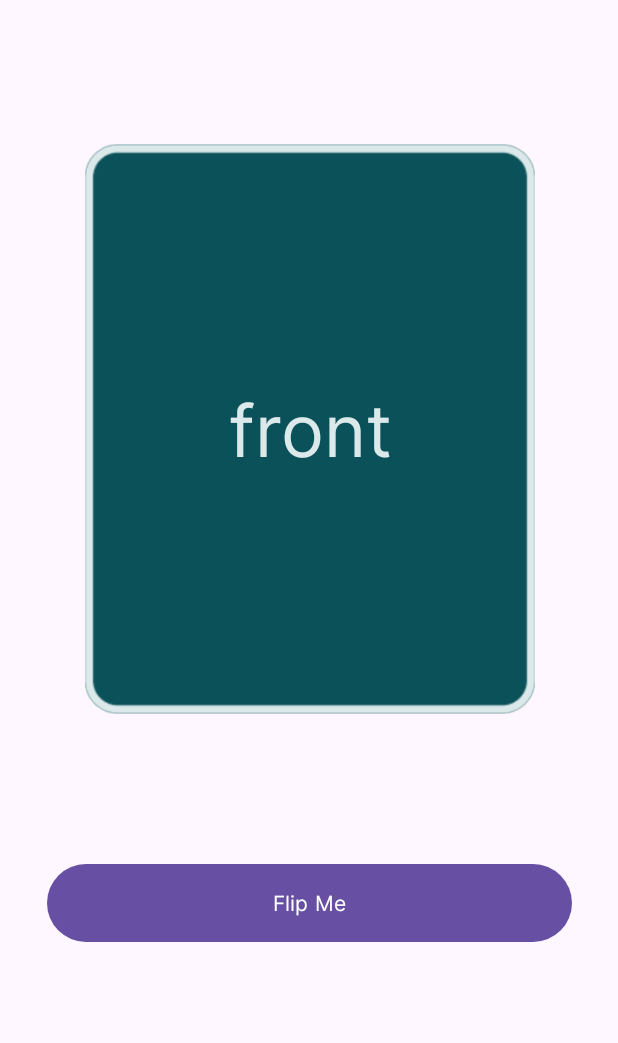
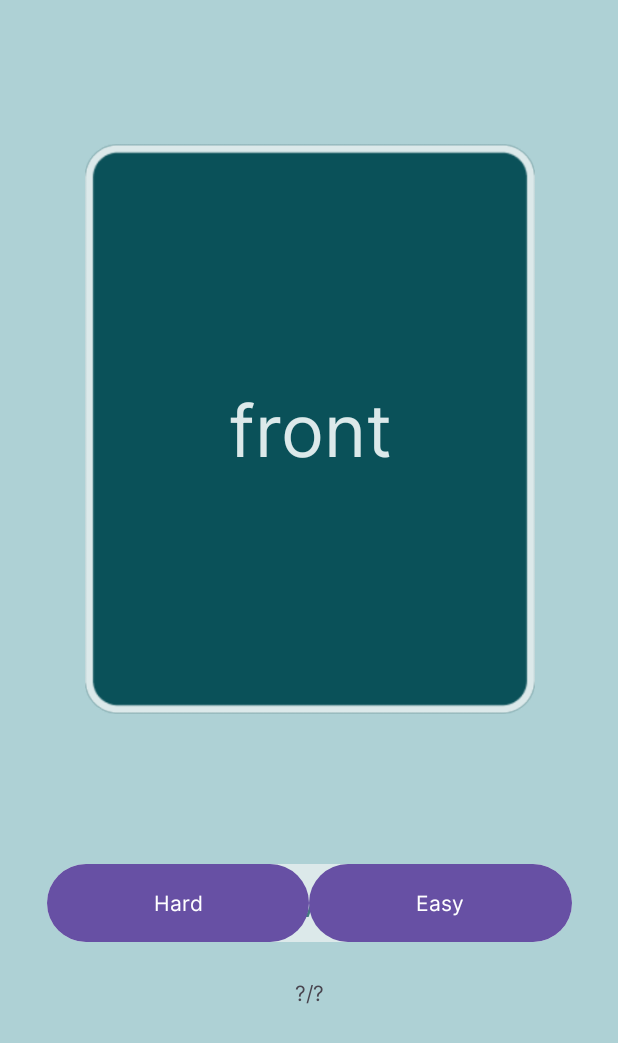
Before and after one commit to jer123se12/MAD, an Android app: the Flashcard screen opened directly, with no data from a screen before it, on a phone screen of 412 x 824 dp. Shown: the top 1043 px of the screen. Run offline under Robolectric (Android 15) with nearby library versions, the phone set to English and light mode, and no system bars; 5 statements that could not run were skipped.

Commit message:
going to work outside

```diff
--- a/app/src/main/java/com/sp/chatmate/Flashcard.java
+++ b/app/src/main/java/com/sp/chatmate/Flashcard.java
@@ -27,6 +27,10 @@ public class Flashcard extends AppCompatActivity {
     TextView backDef;
     FrameLayout front;
     FrameLayout back;
+    Button flip;
+    Button hard;
+    Button easy;
+    int currentCard=0;
     @Override
     protected void onCreate(Bundle savedInstanceState) {
         super.onCreate(savedInstanceState);
@@ -37,7 +41,9 @@ public class Flashcard extends AppCompatActivity {
         float scale = getApplicationContext().getResources().getDisplayMetrics().density;
          front=findViewById(R.id.front);
          back=findViewById(R.id.back);
-        Button flip=findViewById(R.id.flip_btn);
+        flip=findViewById(R.id.flip_btn);
+        hard=findViewById(R.id.flip_btn);
+        flip=findViewById(R.id.flip_btn);
         frontTerm=findViewById(R.id.front_term);
         backTerm=findViewById(R.id.back_term);
         backDef=findViewById(R.id.back_definition);
@@ -52,14 +58,22 @@ public class Flashcard extends AppCompatActivity {
             public void onClick(View v) {
                 if (!frontanim.isRunning()&& !backanim.isRunning()){
                     if(isFront){
+                        back();
                         goToBack();
                     }else{
+                        front();
                         goToFront();
 
                     }
                 }
             }
         });
+    }
+    void front(){
+
+    }
+    void back(){
+
     }
     void goToBack(){
         if (isFront) {
@@ -80,6 +94,7 @@ public class Flashcard extends AppCompatActivity {
         }
     }
     void loadCard(int i){
+        currentCard=i;
         goToFront();
        Card card=cards.get(i);
        Log.i("term", card.term);
--- a/app/src/main/res/layout/activity_flashcard.xml
+++ b/app/src/main/res/layout/activity_flashcard.xml
@@ -5,6 +5,7 @@
     android:id="@+id/main"
     android:layout_width="match_parent"
     android:layout_height="match_parent"
+    android:background="@color/bvl"
     tools:context=".Flashcard">
 
     <!--Add a textview for back part of the card-->
@@ -15,12 +16,43 @@
         android:layout_width="350dp"
         android:layout_height="60dp"
         android:layout_marginTop="380dp"
-        android:text="Flip Me"
+        android:backgroundTint="@color/bvvl"
+        android:text="Reveal"
+        android:textColor="@color/bl"
+        android:textColorHighlight="@color/bl"
+
+        android:textColorHint="@color/bl"
+        android:textColorLink="@color/bl"
+        android:textSize="24sp"
         app:layout_constraintBottom_toBottomOf="parent"
         app:layout_constraintLeft_toLeftOf="parent"
         app:layout_constraintRight_toRightOf="parent"
         app:layout_constraintTop_toTopOf="parent"
         tools:ignore="MissingConstraints" />
+
+    <LinearLayout
+        android:layout_width="350dp"
+        android:layout_height="60dp"
+        android:orientation="horizontal"
+        app:layout_constraintBottom_toBottomOf="@+id/flip_btn"
+        app:layout_constraintEnd_toEndOf="@+id/flip_btn"
+        app:layout_constraintStart_toStartOf="@+id/flip_btn"
+        app:layout_constraintTop_toTopOf="@+id/flip_btn">
+
+        <Button
+            android:id="@+id/button"
+            android:layout_width="wrap_content"
+            android:layout_height="match_parent"
+            android:layout_weight="1"
+            android:text="Hard" />
+
+        <Button
+            android:id="@+id/button2"
+            android:layout_width="wrap_content"
+            android:layout_height="match_parent"
+            android:layout_weight="1"
+            android:text="Easy" />
+    </LinearLayout>
 
     <FrameLayout
         android:id="@+id/back"
@@ -78,6 +110,7 @@
         android:layout_width="300dp"
         android:layout_height="400dp"
         android:layout_marginStart="1dp"
+        android:background="#00FFFFFF"
         android:orientation="vertical"
         app:layout_constraintBottom_toTopOf="@+id/flip_btn"
         app:layout_constraintEnd_toEndOf="parent"
@@ -109,4 +142,14 @@
 
     </FrameLayout>
 
+    <TextView
+        android:id="@+id/textView"
+        android:layout_width="wrap_content"
+        android:layout_height="wrap_content"
+        android:layout_marginTop="20dp"
+        android:text="\?/\?"
+        app:layout_constraintEnd_toEndOf="parent"
+        app:layout_constraintStart_toStartOf="parent"
+        app:layout_constraintTop_toBottomOf="@+id/flip_btn" />
+
 </androidx.constraintlayout.widget.ConstraintLayout>
```
